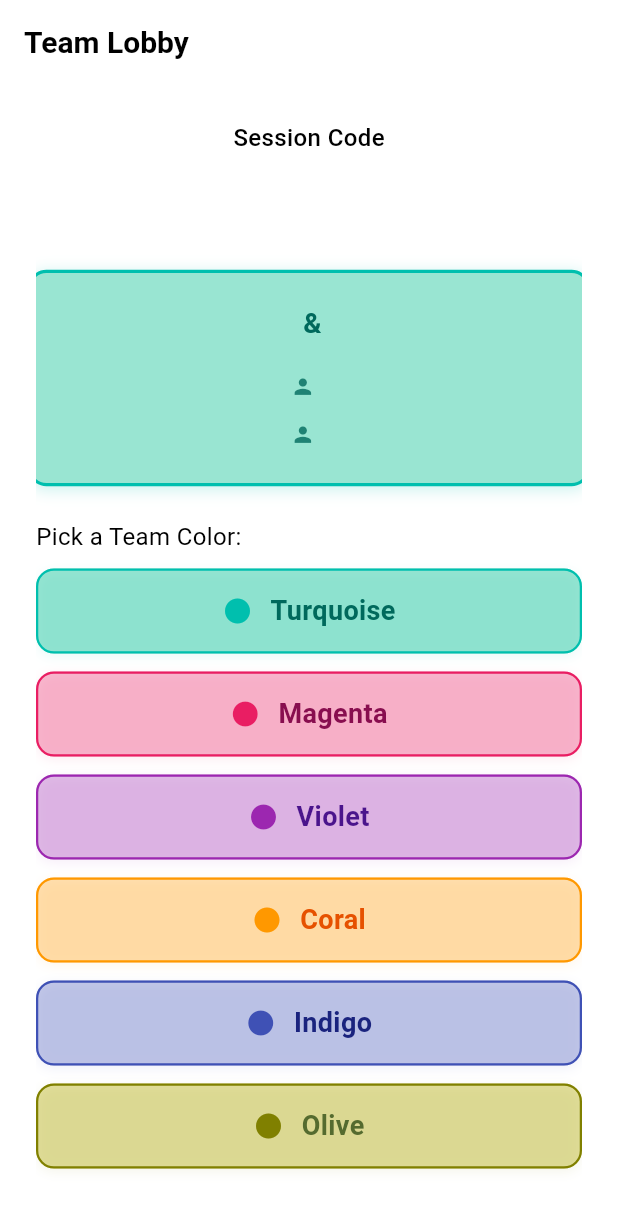
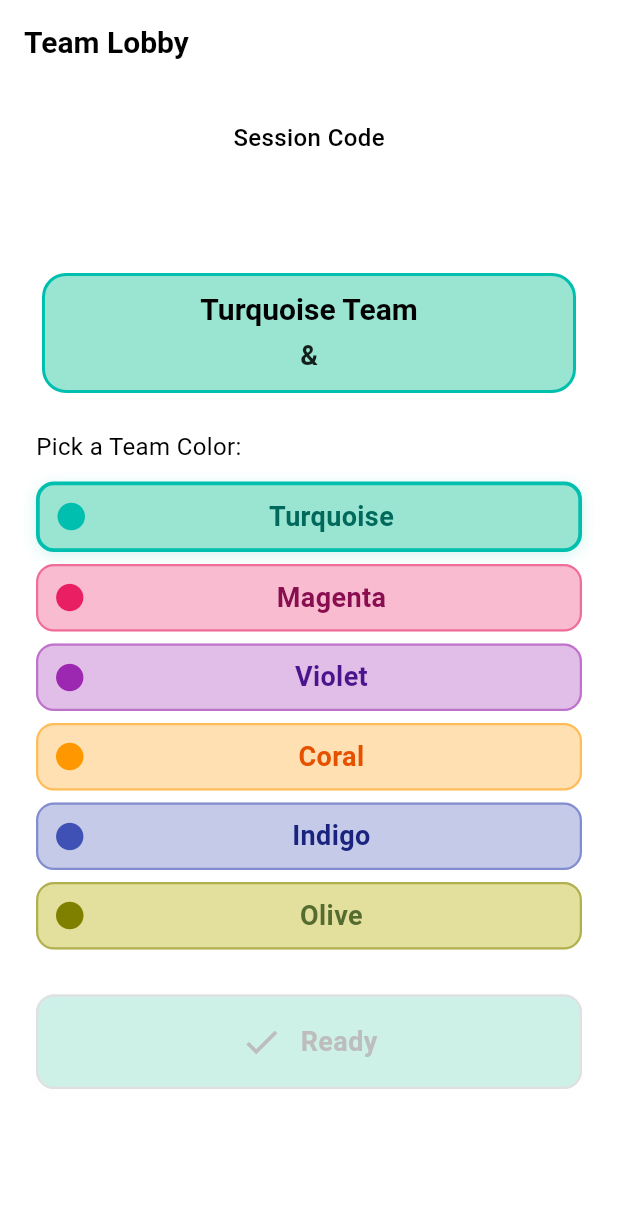
Before and after one commit to luqmaany/frequency, a Flutter app: the OnlineTeamLobbyScreen screen opened directly with empty values, after a tap on "Turquoise", on a phone screen of 412 x 824 dp. Shown: the top 1209 px of the screen. Run offline on Flutter 3.47's test engine with Material 3 defaults, Android fonts, the phone set to English and light mode, and no system bars; our stand-ins replace animated_text_kit, cloud_firestore, confetti, firebase_core, flutter_card_swiper, flutter_riverpod and 1 more; accounts and stored records are empty.

Commit message:
Implement color index initialization and enhance team display in OnlineTeamLobbyScreen
Add a method to initialize the selected color index from Firestore data, improving the user experience by ensuring the correct team color is displayed upon entering the lobby. Update the team information display to include animated transitions and a more dynamic layout, enhancing visual feedback during team color selection.

```diff
--- a/lib/screens/online_team_lobby_screen.dart
+++ b/lib/screens/online_team_lobby_screen.dart
@@ -60,6 +60,9 @@ class _OnlineTeamLobbyScreenState extends ConsumerState<OnlineTeamLobbyScreen>
       CurvedAnimation(parent: _animationController, curve: Curves.easeInOut),
     );
     _animationController.forward();
+
+    // Initialize color index from existing team data
+    _initializeColorIndex();
   }
 
   @override
@@ -70,6 +73,39 @@ class _OnlineTeamLobbyScreenState extends ConsumerState<OnlineTeamLobbyScreen>
     _animationController.dispose();
     _removeTeamFromFirestore();
     super.dispose();
+  }
+
+  Future<void> _initializeColorIndex() async {
+    try {
+      final doc = await FirebaseFirestore.instance
+          .collection('sessions')
+          .doc(widget.sessionId)
+          .get();
+      if (!doc.exists) return;
+
+      final data = doc.data() as Map<String, dynamic>;
+      final teams = (data['teams'] as List?) ?? [];
+
+      // Find our team and set the color index
+      for (final team in teams) {
+        if (team['players'] is List &&
+            (team['players'] as List).join(',') ==
+                [widget.player1Name.trim(), widget.player2Name.trim()]
+                    .join(',')) {
+          final colorIndex = team['colorIndex'] as int?;
+          if (colorIndex != null) {
+            setState(() {
+              _selectedColorIndex = colorIndex;
+            });
+            // Trigger animation for initial display
+            _animationController.forward(from: 0);
+          }
+          break;
+        }
+      }
+    } catch (e) {
+      print('Error initializing color index: $e');
+    }
   }
 
   bool get _canPickColor =>
@@ -300,97 +336,82 @@ class _OnlineTeamLobbyScreenState extends ConsumerState<OnlineTeamLobbyScreen>
                           ),
                         ),
                         const SizedBox(height: 32),
-                        // Team info display (read-only)
-                        AnimatedBuilder(
+                        // Team info display with animation
+                        if (_selectedColorIndex != null) ...[
+                          Container(
+                            margin: const EdgeInsets.symmetric(horizontal: 4),
+                            child: AnimatedBuilder(
                               animation: _animation,
                               builder: (context, child) {
-                            final scale = 1.0 + (_animation.value * 0.03);
+                                final teamColor =
+                                    teamColors[_selectedColorIndex!];
+                                final teamName =
+                                    _teamNameController.text.trim();
+                                final displayTitle = teamName.isNotEmpty
+                                    ? teamName
+                                    : '${teamColor.name} Team';
+
                                 return Transform.scale(
-                              scale: scale,
+                                  scale: 0.9 + (_animation.value * 0.1),
                                   child: Container(
-                                padding: const EdgeInsets.all(20),
+                                    height: 80,
+                                    width: double.infinity,
                                     decoration: BoxDecoration(
-                                  color: _selectedColorIndex != null
-                                      ? teamColors[_selectedColorIndex!].background
-                                      : Theme.of(context).colorScheme.surface,
-                                  borderRadius: BorderRadius.circular(12),
-                                  border: _selectedColorIndex != null
-                                      ? Border.all(
-                                          color: teamColors[_selectedColorIndex!].border,
+                                      color: Theme.of(context).brightness ==
+                                              Brightness.dark
+                                          ? teamColor.border.withOpacity(0.4)
+                                          : teamColor.background,
+                                      borderRadius: BorderRadius.circular(16),
+                                      border: Border.all(
+                                        color: Theme.of(context).brightness ==
+                                                Brightness.dark
+                                            ? teamColor.background
+                                                .withOpacity(0.3)
+                                            : teamColor.border,
                                         width: 2,
-                                        )
-                                      : null,
-                                  boxShadow: [
-                                    BoxShadow(
-                                      color: _selectedColorIndex != null
-                                          ? teamColors[_selectedColorIndex!].border.withOpacity(0.2)
-                                          : Colors.black.withOpacity(0.05),
-                                      blurRadius: 8,
-                                      offset: const Offset(0, 2),
                                       ),
-                                  ],
                                     ),
+                                    child: Stack(
+                                      children: [
+                                        Center(
                                           child: Column(
-                                  crossAxisAlignment: CrossAxisAlignment.center,
+                                            mainAxisAlignment:
+                                                MainAxisAlignment.center,
                                             children: [
                                               Text(
-                                      widget.teamName.isNotEmpty
-                                          ? widget.teamName
-                                          : '${widget.player1Name} & ${widget.player2Name}',
-                                      style: TextStyle(
-                                        fontSize: 18,
-                                        fontWeight: FontWeight.w600,
-                                        color: _selectedColorIndex != null
-                                            ? teamColors[_selectedColorIndex!].text
-                                            : Theme.of(context).colorScheme.onSurface,
+                                                displayTitle,
+                                                style: Theme.of(context)
+                                                    .textTheme
+                                                    .headlineMedium
+                                                    ?.copyWith(
+                                                      fontSize: 20,
+                                                      color: Theme.of(context)
+                                                                  .brightness ==
+                                                              Brightness.dark
+                                                          ? Colors.white
+                                                              .withOpacity(0.95)
+                                                          : Colors.black,
+                                                      fontWeight:
+                                                          FontWeight.bold,
                                                     ),
-                                      textAlign: TextAlign.center,
                                               ),
-                                    const SizedBox(height: 16),
-                                    Row(
-                                      mainAxisAlignment: MainAxisAlignment.center,
-                                      children: [
-                                        Icon(
-                                          Icons.person,
-                                          size: 16,
-                                          color: _selectedColorIndex != null
-                                              ? teamColors[_selectedColorIndex!].text.withOpacity(0.8)
-                                              : Colors.grey[600],
-                                        ),
-                                        const SizedBox(width: 8),
+                                              const SizedBox(height: 4),
                                               Text(
-                                          widget.player1Name,
-                                          style: TextStyle(
-                                            fontSize: 16,
-                                            color: _selectedColorIndex != null
-                                                ? teamColors[_selectedColorIndex!].text
-                                                : null,
+                                                '${widget.player1Name} & ${widget.player2Name}',
+                                                style: Theme.of(context)
+                                                    .textTheme
+                                                    .bodyLarge
+                                                    ?.copyWith(
+                                                      color: Theme.of(context)
+                                                                  .brightness ==
+                                                              Brightness.dark
+                                                          ? Colors.white
+                                                              .withOpacity(0.8)
+                                                          : Colors.black87,
                                                     ),
                                               ),
                                             ],
                                           ),
-                                    const SizedBox(height: 8),
-                                    Row(
-                                      mainAxisAlignment: MainAxisAlignment.center,
-                                      children: [
-                                        Icon(
-                                          Icons.person,
-                                          size: 16,
-                                          color: _selectedColorIndex != null
-                                              ? teamColors[_selectedColorIndex!].text.withOpacity(0.8)
-                                              : Colors.grey[600],
-                                        ),
-                                        const SizedBox(width: 8),
-                                        Text(
-                                          widget.player2Name,
-                                          style: TextStyle(
-                                            fontSize: 16,
-                                            color: _selectedColorIndex != null
-                                                ? teamColors[_selectedColorIndex!].text
-                                                : null,
-                                          ),
-                                        ),
-                                      ],
                                         ),
                                       ],
                                     ),
@@ -398,100 +419,144 @@ class _OnlineTeamLobbyScreenState extends ConsumerState<OnlineTeamLobbyScreen>
                                 );
                               },
                             ),
+                          ),
                           const SizedBox(height: 24),
+                        ],
                         const Text('Pick a Team Color:',
                             style: TextStyle(fontSize: 16)),
                         const SizedBox(height: 8),
-                        GridView.builder(
+                        ListView.builder(
                           shrinkWrap: true,
                           physics: const NeverScrollableScrollPhysics(),
-                          gridDelegate:
-                              const SliverGridDelegateWithFixedCrossAxisCount(
-                            crossAxisCount: 1,
-                            crossAxisSpacing: 0,
-                            mainAxisSpacing: 8,
-                            childAspectRatio: 6.0,
-                          ),
                           itemCount: teamColors.length,
                           itemBuilder: (context, i) {
                             final myColorIndex = _getMyTeamColorIndex(teams);
-                            final takenByOther =
-                                usedColors.contains(i) && i != myColorIndex;
-                            return TeamColorButton(
-                              text: teamColors[i].name,
-                              icon: Icons.circle,
-                              color: teamColors[i],
-                              onPressed: (takenByOther || _updating)
+                            final isSelected = _selectedColorIndex == i;
+                            final teamColor = teamColors[i];
+                            // Find the team (if any) that owns this color
+                            final teamForColor = teams.firstWhere(
+                              (team) => team['colorIndex'] == i,
+                              orElse: () => null,
+                            );
+                            final colorTaken = teamForColor != null;
+                            final teamIsReady =
+                                colorTaken && (teamForColor['ready'] == true);
+                            String infoText = '';
+                            if (colorTaken) {
+                              final tName =
+                                  (teamForColor['teamName'] as String?)
+                                          ?.trim() ??
+                                      '';
+                              final players = (teamForColor['players'] as List?)
+                                      ?.whereType<String>()
+                                      .toList() ??
+                                  [];
+                              infoText = tName.isNotEmpty
+                                  ? tName
+                                  : (players.length == 2
+                                      ? '${players[0]} & ${players[1]}'
+                                      : players.join(' & '));
+                            }
+                            return Padding(
+                              padding: const EdgeInsets.symmetric(vertical: 4),
+                              child: InkWell(
+                                borderRadius: BorderRadius.circular(12),
+                                onTap: (colorTaken &&
+                                            (!isSelected ||
+                                                myColorIndex != i) ||
+                                        _updating)
                                     ? null
                                     : () async {
                                         setState(() {
                                           _selectedColorIndex = i;
                                         });
+                                        _animationController.forward(from: 0);
                                         if (_ready) {
-                                        // If already ready, update Firestore with new color
                                           await _syncTeamToFirestore();
                                         } else {
                                           _onColorChanged();
                                         }
                                       },
-                              iconSize: 20,
+                                child: Container(
                                   padding: const EdgeInsets.symmetric(
                                       vertical: 8, horizontal: 10),
+                                  decoration: BoxDecoration(
+                                    color: teamColor.background,
+                                    borderRadius: BorderRadius.circular(12),
+                                    border: Border.all(
+                                      color: isSelected
+                                          ? teamColor.border
+                                          : teamColor.border.withOpacity(0.5),
+                                      width: isSelected ? 2.5 : 1.5,
+                                    ),
+                                    boxShadow: isSelected
+                                        ? [
+                                            BoxShadow(
+                                              color: teamColor.border
+                                                  .withOpacity(0.18),
+                                              blurRadius: 8,
+                                              offset: const Offset(0, 2),
+                                            ),
+                                          ]
+                                        : [],
+                                  ),
+                                  child: Column(
+                                    mainAxisAlignment: MainAxisAlignment.center,
+                                    crossAxisAlignment:
+                                        CrossAxisAlignment.center,
+                                    children: [
+                                      Row(
+                                        mainAxisAlignment:
+                                            MainAxisAlignment.center,
+                                        crossAxisAlignment: CrossAxisAlignment
+                                            .center, // ensure vertical centering
+                                        children: [
+                                          Icon(Icons.circle,
+                                              color: teamColor.border,
+                                              size: 22),
+                                          const SizedBox(width: 8),
+                                          Expanded(
+                                            child: Text(
+                                              teamColor.name,
+                                              textAlign: TextAlign.center,
+                                              style: TextStyle(
+                                                fontWeight: FontWeight.w700,
+                                                fontSize: 18,
+                                                color: teamColor.text,
+                                              ),
+                                            ),
+                                          ),
+                                          if (teamIsReady) ...[
+                                            const SizedBox(width: 8),
+                                            Icon(Icons.check_circle,
+                                                color: Colors.green, size: 22),
+                                          ],
+                                        ],
+                                      ),
+                                      if (colorTaken &&
+                                          infoText.isNotEmpty) ...[
+                                        const SizedBox(height: 4),
+                                        Text(
+                                          infoText,
+                                          textAlign: TextAlign.center,
+                                          style: TextStyle(
+                                            fontSize: 15,
+                                            color:
+                                                teamColor.text.withOpacity(0.9),
+                                            fontWeight: FontWeight.w500,
+                                          ),
+                                          overflow: TextOverflow.ellipsis,
+                                          maxLines: 2,
+                                        ),
+                                      ],
+                                    ],
+                                  ),
+                                ),
+                              ),
                             );
                           },
                         ),
                         const SizedBox(height: 24),
-                        if (teams.isNotEmpty) ...[
-                          const Text('Teams in Session:',
-                              style: TextStyle(
-                                  fontSize: 16, fontWeight: FontWeight.w600)),
-                          const SizedBox(height: 8),
-                          ...teams.map((team) {
-                            final hasTeamName = (team['teamName'] as String?)
-                                    ?.trim()
-                                    .isNotEmpty ==
-                                true;
-                            final players = (team['players'] as List?)
-                                    ?.whereType<String>()
-                                    .toList() ??
-                                [];
-                            final displayName = hasTeamName
-                                ? team['teamName']
-                                : (players.length == 2
-                                    ? '${players[0]} & ${players[1]}'
-                                    : players.join(' & '));
-                            return Padding(
-                              padding: const EdgeInsets.symmetric(vertical: 4),
-                              child: Row(
-                                children: [
-                                  Container(
-                                    width: 16,
-                                    height: 16,
-                                    decoration: BoxDecoration(
-                                      color: teamColors[team['colorIndex'] ?? 0]
-                                          .background,
-                                      borderRadius: BorderRadius.circular(8),
-                                      border: Border.all(
-                                          color: teamColors[
-                                                  team['colorIndex'] ?? 0]
-                                              .border),
-                                    ),
-                                  ),
-                                  const SizedBox(width: 8),
-                                  Text(displayName ?? 'Unknown'),
-                                  const Spacer(),
-                                  if (team['ready'] == true)
-                                    const Icon(Icons.check_circle,
-                                        color: Colors.green, size: 20)
-                                  else
-                                    const Icon(Icons.schedule,
-                                        color: Colors.grey, size: 20),
-                                ],
-                              ),
-                            );
-                          }),
-                        ],
-                        const SizedBox(height: 32),
                         if (_updating)
                           const Center(child: CircularProgressIndicator()),
                         // Ready/Waiting/Start Game button logic
```
Lines whose indentation alone changed are shown as unchanged.
